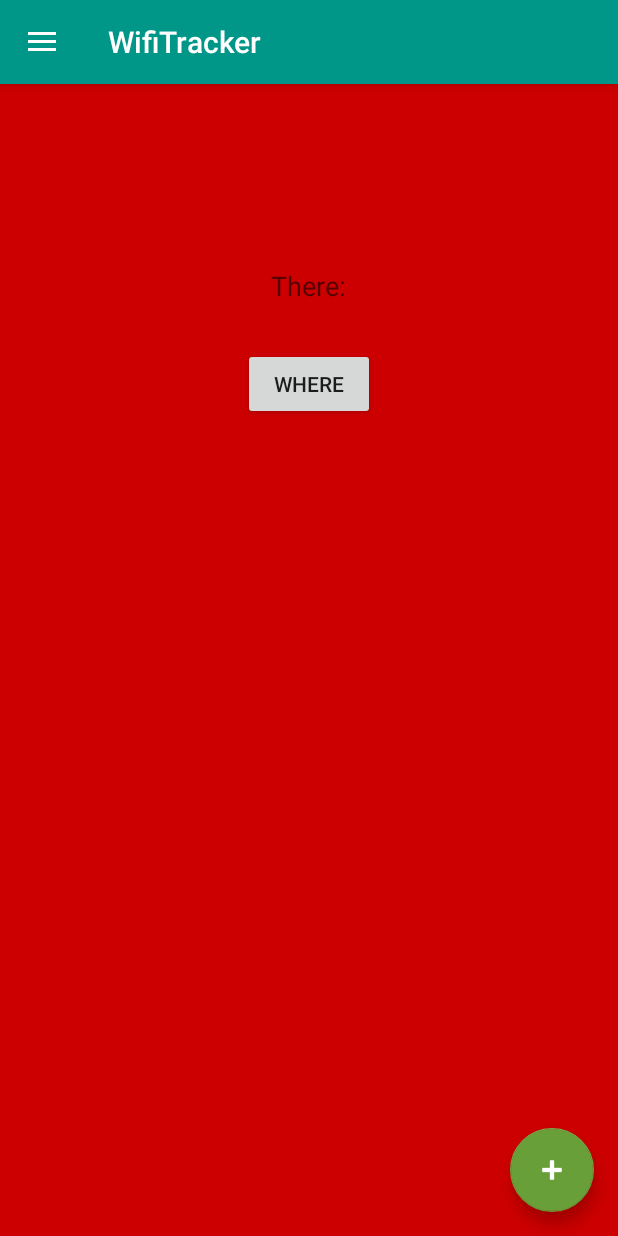
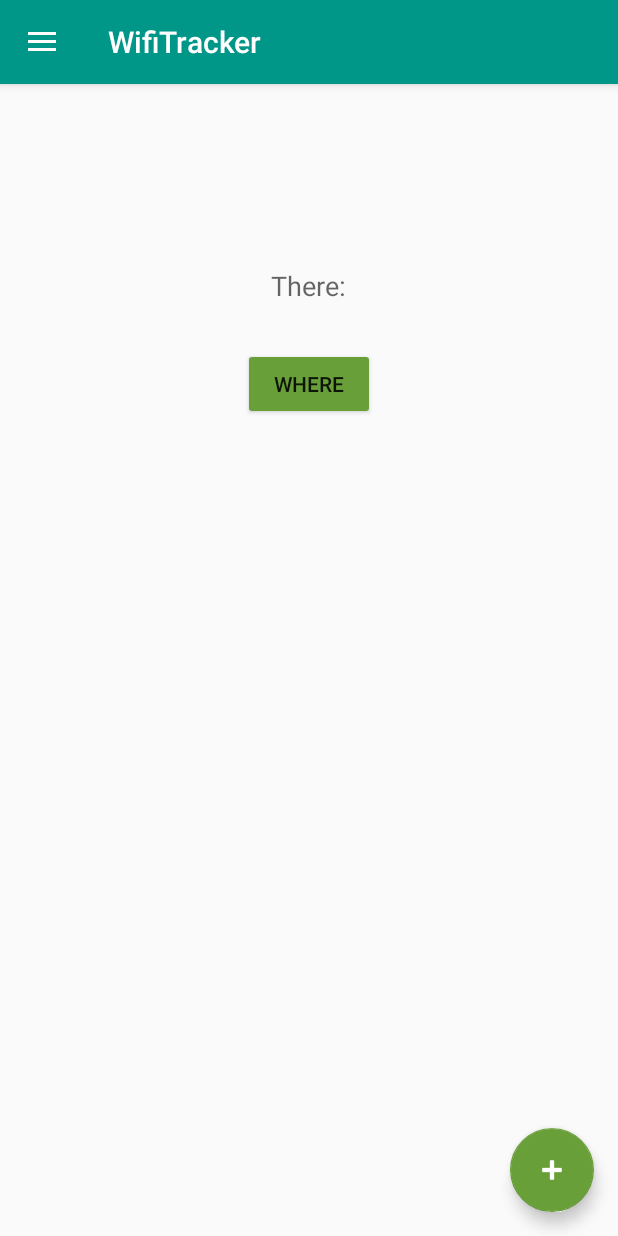
Before and after one commit to Modac/WifiTracker, an Android app: the screen it shows after launch (MainActivity), on a phone screen of 412 x 824 dp. Run offline under Robolectric (Android 15) with nearby library versions, the phone set to English and light mode, and no system bars.

Commit message:
Some minor color adjustments and now a button style is available with accent color as background

```diff
--- a/app/src/main/java/com/modac/wifitracker/WhereFragment.java
+++ b/app/src/main/java/com/modac/wifitracker/WhereFragment.java
@@ -28,7 +28,7 @@ public class WhereFragment extends Fragment {
                              Bundle savedInstanceState) {
         // Inflate the layout for this fragment
         View view = inflater.inflate(R.layout.fragment_where, container, false);
-        Button whereButton = (Button) view.findViewById(R.id.button);
+        Button whereButton = (Button) view.findViewById(R.id.whereButton);
         whereButton.setOnClickListener(new WhereButtonClickListener((TextView) view.findViewById(R.id.textView2), whereButton));
         return view;
     }
--- /dev/null
+++ b/app/src/main/res/drawable/button.xml
@@ -0,0 +1,15 @@
+<?xml version="1.0" encoding="utf-8"?>
+<inset xmlns:android="http://schemas.android.com/apk/res/android"
+    android:insetLeft="4dp"
+    android:insetTop="6dp"
+    android:insetRight="4dp"
+    android:insetBottom="6dp">
+    <shape android:shape="rectangle">
+        <corners android:radius="2dp" />
+        <solid android:color="@color/colorAccent" />
+        <padding android:top="4dp"
+                android:bottom="4dp"
+                android:left="8dp"
+                android:right="8dp" />
+    </shape>
+</inset>
--- a/app/src/main/res/drawable/shadow.xml
+++ b/app/src/main/res/drawable/shadow.xml
@@ -4,7 +4,7 @@
 
     <gradient
         android:type="linear"
-        android:centerX="98%"
+        android:centerX="99%"
         android:startColor="#FFffffff"
         android:centerColor="#FFffffff"
         android:endColor="#a7a7a7"
--- a/app/src/main/res/layout/activity_main.xml
+++ b/app/src/main/res/layout/activity_main.xml
@@ -12,7 +12,6 @@
         android:layout_width="match_parent"
         android:layout_height="match_parent"
         tools:context="com.modac.wifitracker.MainActivity"
-        android:background="@android:color/holo_red_dark"
         android:padding="0dp">
 
         <android.support.design.widget.FloatingActionButton
--- a/app/src/main/res/layout/fragment_record_new.xml
+++ b/app/src/main/res/layout/fragment_record_new.xml
@@ -11,7 +11,7 @@
         android:layout_width="match_parent"
         android:layout_height="match_parent"
         android:layout_weight="5"
-        android:background="@android:color/holo_blue_bright"
+        android:background="@color/colorPrimaryDark"
         android:layout_margin="0dp">
 
         <EditText
@@ -38,7 +38,8 @@
             android:layout_alignParentRight="true"
             android:layout_alignParentEnd="true"
             tools:ignore="RelativeOverlap"
-            android:elevation="24dp" />
+            android:elevation="24dp"
+            android:background="@drawable/button"/>
 
 
     </RelativeLayout>
--- a/app/src/main/res/layout/fragment_where.xml
+++ b/app/src/main/res/layout/fragment_where.xml
@@ -14,8 +14,8 @@
             android:layout_width="wrap_content"
             android:layout_height="wrap_content"
             android:textAppearance="?android:attr/textAppearanceMedium"
-            android:text="There:"
-            android:id="@+id/textView"
+            android:text="@string/thereTextViewText"
+            android:id="@+id/thereTextView"
             android:layout_marginTop="106dp"
             android:layout_alignParentTop="true"
             android:layout_centerHorizontal="true" />
@@ -25,16 +25,18 @@
             android:layout_height="wrap_content"
             android:textAppearance="?android:attr/textAppearanceSmall"
             android:id="@+id/textView2"
-            android:layout_below="@+id/textView"
+            android:layout_below="@+id/thereTextView"
             android:layout_centerHorizontal="true" />
 
         <Button
             android:layout_width="wrap_content"
             android:layout_height="wrap_content"
-            android:text="Where"
-            android:id="@+id/button"
+            android:text="@string/whereButtonText"
+            android:id="@+id/whereButton"
             android:layout_below="@+id/textView2"
             android:layout_centerHorizontal="true"
             android:elevation="24dp"
-            android:layout_margin="10dp"/>
+            android:layout_margin="10dp"
+            android:background="@drawable/button" />
+
  </RelativeLayout>
--- a/app/src/main/res/values/strings.xml
+++ b/app/src/main/res/values/strings.xml
@@ -11,4 +11,6 @@
     <string name="imageListItemDescription">Image View</string>
     <string name="roomTextFieldText">room</string>
     <string name="the_name_of_the_recording">The name of the recording</string>
+    <string name="thereTextViewText">There:</string>
+    <string name="whereButtonText">Where</string>
 </resources>
```
Also changed, not shown: 1 other file.
